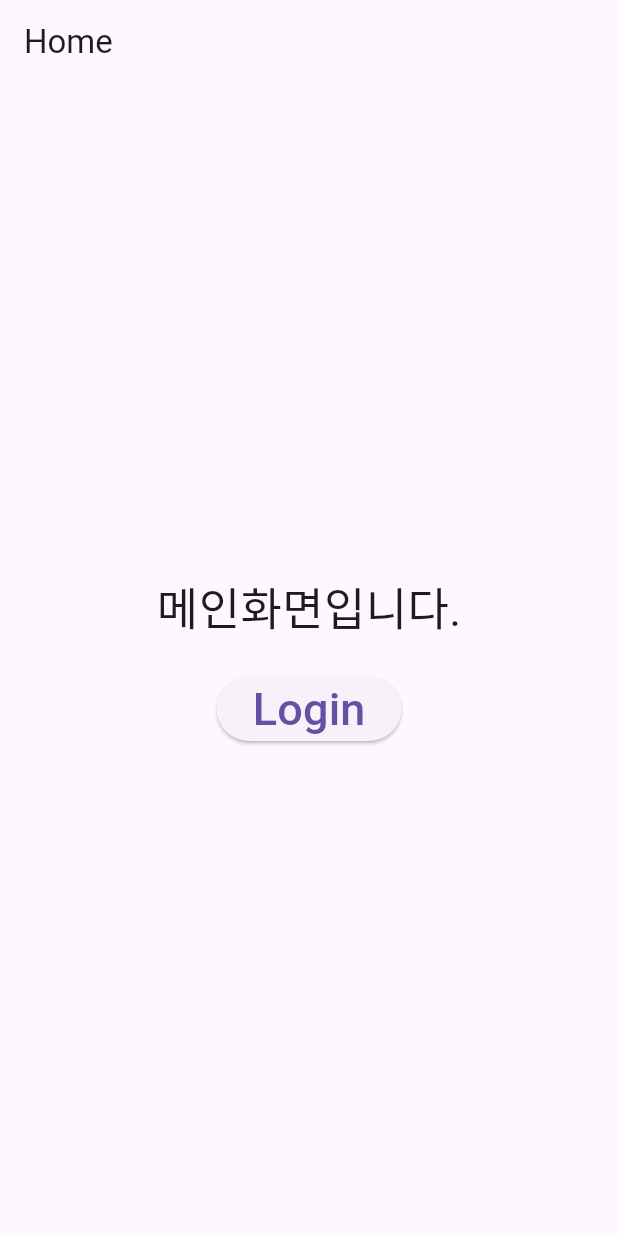
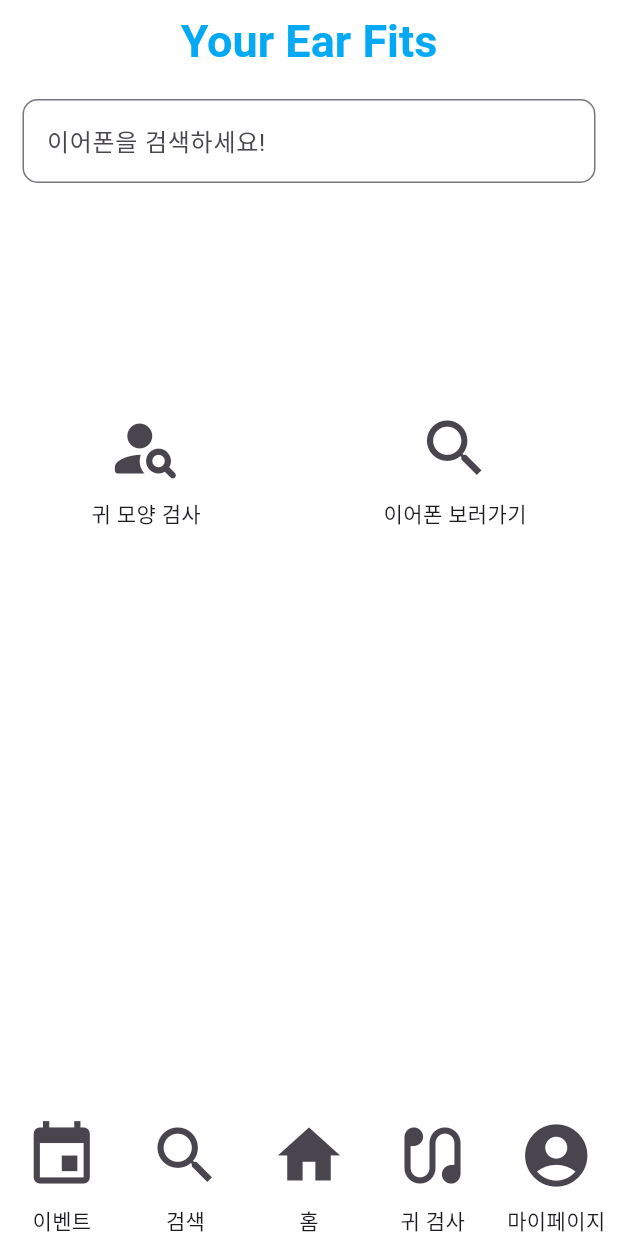
Before and after one commit to YourEarFits/your_ear_fits, a Flutter app: the screen it shows after launch, on a phone screen of 412 x 824 dp. Run offline on Flutter 3.47's test engine with Material 3 defaults, Android fonts, the light colour scheme and no system bars; our stand-ins replace firebase_auth, firebase_core; accounts and stored records are empty; generated files the repository leaves out were written again.

Commit message:
메인 페이지를 구성하고 로그인 기능을 마이페이지로 옮기다.

```diff
--- a/lib/home_screen.dart
+++ b/lib/home_screen.dart
@@ -1,7 +1,5 @@
-import 'package:firebase_auth/firebase_auth.dart';
 import 'package:flutter/material.dart';
-import 'package:your_ear_fits/Account/Logout.dart';
-import 'package:your_ear_fits/Account/login.dart';
+import 'package:your_ear_fits/my_page_screen.dart';
 
 class HomeScreen extends StatelessWidget {
   const HomeScreen({super.key});
@@ -10,44 +8,119 @@ class HomeScreen extends StatelessWidget {
   Widget build(BuildContext context) {
     return MaterialApp(
       home: Scaffold(
+        backgroundColor: Colors.white,
         appBar: AppBar(
-          title: const Text('Home'),
+          backgroundColor: Colors.white,
+          title: const Text(
+            'Your Ear Fits',
+            style: TextStyle(
+                fontSize: 30,
+                fontWeight: FontWeight.w600,
+                color: Colors.lightBlue),
+          ),
+          centerTitle: true,
         ),
         body: Center(
           child: Column(
-            mainAxisAlignment: MainAxisAlignment.center,
+            mainAxisAlignment: MainAxisAlignment.spaceBetween,
             children: [
-              const Text(
-                '메인화면입니다.',
-                style: TextStyle(fontSize: 30),
+              Padding(
+                padding:
+                    const EdgeInsets.symmetric(horizontal: 15, vertical: 10),
+                child: TextField(
+                  decoration: InputDecoration(
+                    border: OutlineInputBorder(
+                        borderRadius: BorderRadius.circular(10.0)),
+                    labelText: '이어폰을 검색하세요!',
+                  ),
+                ),
               ),
-              const SizedBox(height: 20),
-              // 로그인 상태에 따라 다른 위젯을 보여줍니다.
-              StreamBuilder(
-                stream: FirebaseAuth.instance.authStateChanges(),
-                builder: (context, snapshot) {
-                  if (!snapshot.hasData) {
-                    return ElevatedButton(
-                      onPressed: () {
-                        Navigator.push(
+              Column(
+                mainAxisAlignment: MainAxisAlignment.spaceBetween,
+                children: [
+                  Row(
+                    mainAxisAlignment: MainAxisAlignment.spaceAround,
+                    children: [
+                      Column(
+                        children: [
+                          IconButton(
+                            onPressed: () {},
+                            icon: const Icon(Icons.person_search_rounded, size: 50),
+                          ),
+                          const Text("귀 모양 검사")
+                        ],
+                      ),
+                      Column(
+                        children: [
+                          IconButton(
+                            onPressed: () {},
+                            icon: const Icon(Icons.search, size: 50),
+                          ),
+                          const Text("이어폰 보러가기"),
+                        ],
+                      ),
+                    ],
+                  ),
+                  // 하단 여백을 위한 SizedBox
+                  const SizedBox(height: 250),
+                ],
+              ),
+              Row(
+                mainAxisAlignment: MainAxisAlignment.spaceAround,
+                children: [
+                  Column(
+                    children: [
+                      IconButton(
+                        onPressed: () {},
+                        icon: const Icon(Icons.event, size: 50),
+                      ),
+                      const Text('이벤트'),
+                    ],
+                  ),
+                  Column(
+                    children: [
+                      IconButton(
+                        onPressed: () {},
+                        icon: const Icon(Icons.search, size: 50),
+                      ),
+                      const Text('검색'),
+                    ],
+                  ),
+                  Column(
+                    children: [
+                      IconButton(
+                        onPressed: () {},
+                        icon: const Icon(Icons.home, size: 50),
+                      ),
+                      const Text('홈'),
+                    ],
+                  ),
+                  Column(
+                    children: [
+                      IconButton(
+                        onPressed: () {},
+                        icon: const Icon(Icons.earbuds, size: 50),
+                      ),
+                      const Text('귀 검사'),
+                    ],
+                  ),
+                  Column(
+                    children: [
+                      IconButton(
+                        onPressed: () {
+                          Navigator.push(
                             context,
                             MaterialPageRoute(
-                                builder: (context) => const LoginScreen()));
-                      },
-                      child: const Text(
-                        'Login',
-                        style: TextStyle(fontSize: 30),
+                              builder: (context) => const MyPageScreen(),
+                            ),
+                          );
+                        },
+                        icon: const Icon(Icons.account_circle, size: 50),
                       ),
-                    );
-                  }
-                  return Column(
-                    children: [
-                      Text(
-                          'Logged In: ${FirebaseAuth.instance.currentUser!.uid}'),
-                      const LogoutWidget(),
+                      const Text('마이페이지'),
                     ],
-                  );
-                },
+                  )
+                ],
               ),
             ],
           ),
```
Also changed, not shown: lib/Account/login_screen.dart (added, +115 -0 lines), lib/my_page_screen.dart (added, +59 -0 lines), lib/Account/logout_screen.dart (renamed from lib/Account/logout.dart).
